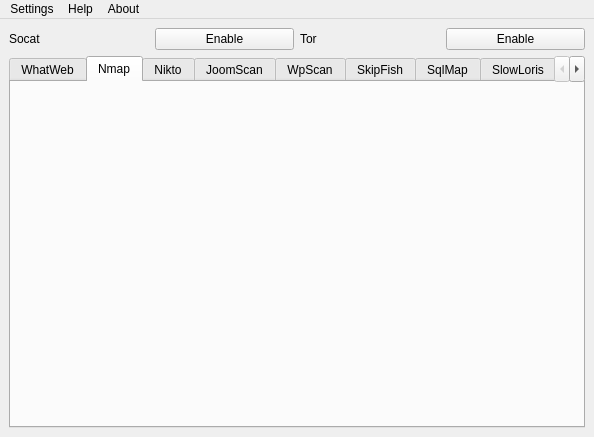
Old version of the form mainWindow.ui in the repository Mte90/PenMode-QT.
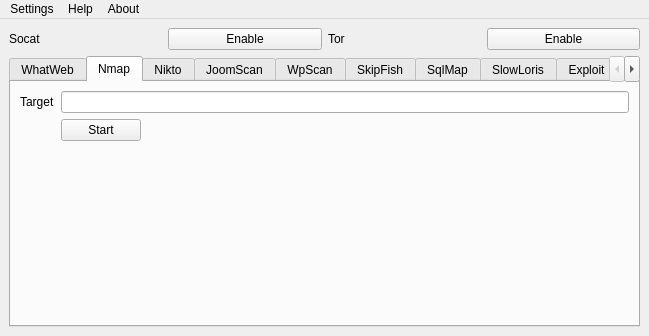
New version of the form. The open tabs and pages were chosen to show the change.

Commit message: added nmap field

The edit to the form file:
```diff
--- a/mainWindow.ui
+++ b/mainWindow.ui
@@ -6,8 +6,8 @@
    <rect>
     <x>0</x>
     <y>0</y>
-    <width>594</width>
-    <height>437</height>
+    <width>649</width>
+    <height>336</height>
    </rect>
   </property>
   <property name="windowTitle">
@@ -43,6 +43,9 @@
       </item>
       <item row="0" column="3">
        <widget class="QPushButton" name="pushButton_2">
+        <property name="enabled">
+         <bool>true</bool>
+        </property>
         <property name="text">
          <string>Enable</string>
         </property>
@@ -117,6 +120,59 @@
        <attribute name="title">
         <string>Nmap</string>
        </attribute>
+       <layout class="QGridLayout" name="gridLayout_8">
+        <item row="0" column="0">
+         <layout class="QGridLayout" name="gridLayout_6">
+          <item row="0" column="0">
+           <widget class="QLabel" name="label_4">
+            <property name="text">
+             <string>Target</string>
+            </property>
+           </widget>
+          </item>
+          <item row="0" column="1">
+           <widget class="QLineEdit" name="nmapTarget"/>
+          </item>
+          <item row="1" column="1">
+           <layout class="QGridLayout" name="gridLayout_7">
+            <item row="0" column="1">
+             <spacer name="horizontalSpacer_2">
+              <property name="orientation">
+               <enum>Qt::Horizontal</enum>
+              </property>
+              <property name="sizeHint" stdset="0">
+               <size>
+                <width>40</width>
+                <height>20</height>
+               </size>
+              </property>
+             </spacer>
+            </item>
+            <item row="0" column="0">
+             <widget class="QPushButton" name="pushStartNmap">
+              <property name="text">
+               <string>Start</string>
+              </property>
+             </widget>
+            </item>
+            <item row="1" column="1">
+             <spacer name="verticalSpacer_2">
+              <property name="orientation">
+               <enum>Qt::Vertical</enum>
+              </property>
+              <property name="sizeHint" stdset="0">
+               <size>
+                <width>20</width>
+                <height>40</height>
+               </size>
+              </property>
+             </spacer>
+            </item>
+           </layout>
+          </item>
+         </layout>
+        </item>
+       </layout>
       </widget>
       <widget class="QWidget" name="tab_nikto">
        <attribute name="title">
@@ -167,7 +223,7 @@
     <rect>
      <x>0</x>
      <y>0</y>
-     <width>594</width>
+     <width>649</width>
      <height>22</height>
     </rect>
    </property>
```
Left out of the diff: 2 changed lines with no effect on the pictures. The commit also changes 1 other file.
